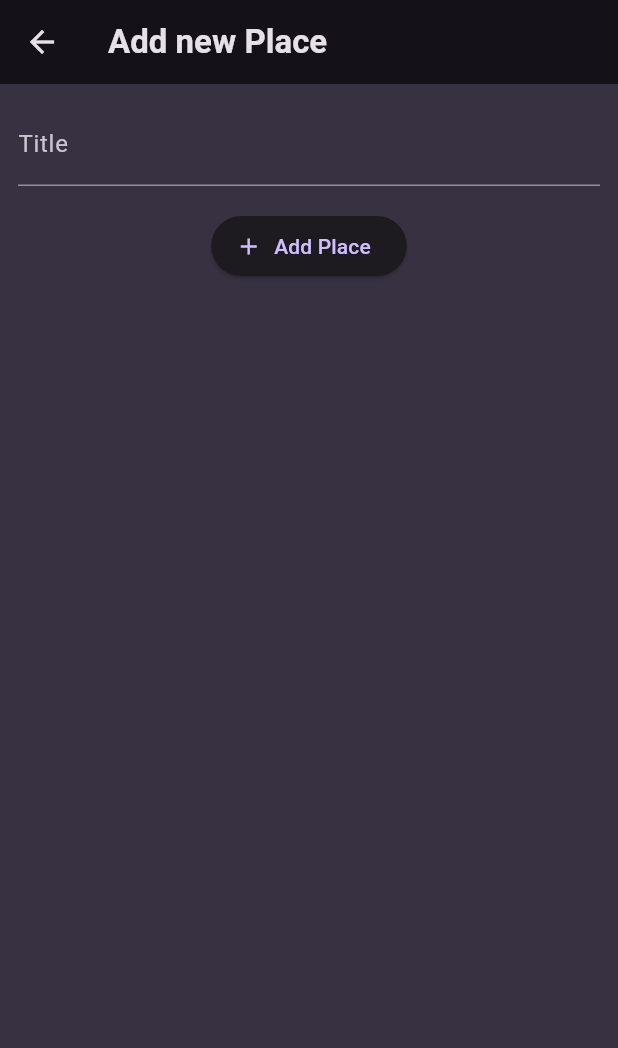
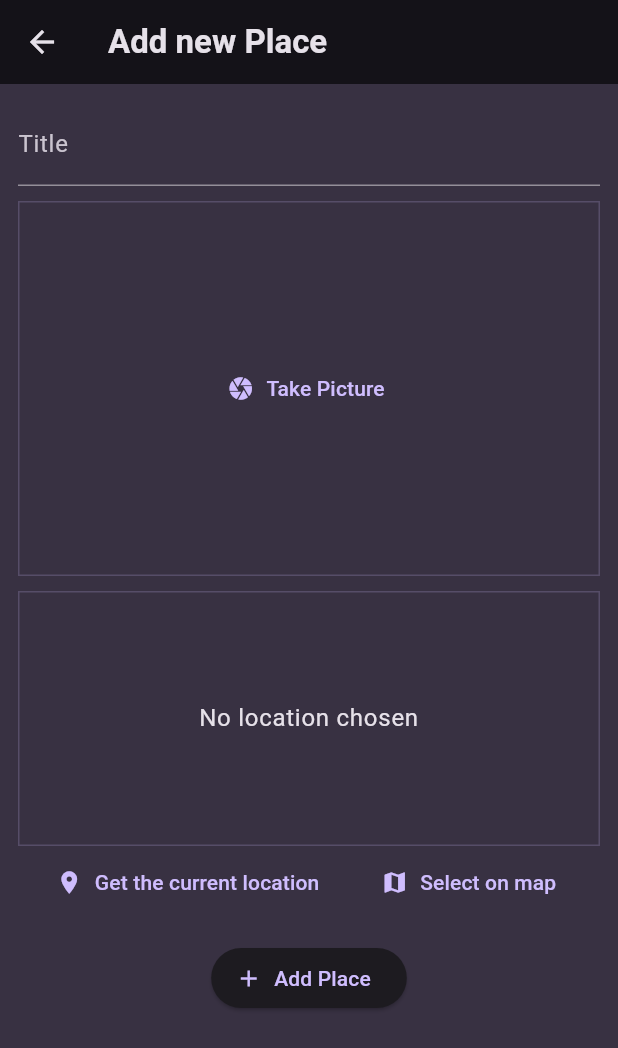
Before and after one commit to MarquinhoCF/flutter_projects, a Flutter app: the AddPlaceScreen screen opened directly, on a phone screen of 412 x 824 dp. Shown: the top 1048 px of the screen. Run offline on Flutter 3.47's test engine with Material 3 defaults, Android fonts, the phone set to English and light mode, and no system bars; our stand-ins replace flutter_riverpod, google_fonts, google_maps_flutter, image_picker, location, sqflite and 1 more; accounts and stored records are empty.

Commit message:
Finalização do App Favorite Places

```diff
--- a/favorite_places/lib/models/place.dart
+++ b/favorite_places/lib/models/place.dart
@@ -1,10 +1,30 @@
 import 'package:uuid/uuid.dart';
+import 'dart:io';
 
 const uuid = Uuid();
 
+class PlaceLocation {
+  const PlaceLocation({
+    required this.latitude,
+    required this.longitude,
+    required this.address,
+  });
+
+  final double latitude;
+  final double longitude;
+  final String address;
+}
+
 class Place {
-  Place({required this.title}) : id = uuid.v4();
+  Place({
+    required this.title,
+    required this.image,
+    required this.location,
+    id,
+  }) : id = id ?? uuid.v4();
 
   final String id;
   final String title;
+  final File image;
+  final PlaceLocation location;
 }
--- a/favorite_places/lib/screens/add_place.dart
+++ b/favorite_places/lib/screens/add_place.dart
@@ -1,4 +1,9 @@
+import 'dart:io';
+
+import 'package:favorite_places/models/place.dart';
 import 'package:favorite_places/providers/user_places.dart';
+import 'package:favorite_places/widgets/image_input.dart';
+import 'package:favorite_places/widgets/location_input.dart';
 import 'package:flutter/material.dart';
 import 'package:flutter_riverpod/flutter_riverpod.dart';
 
@@ -13,15 +18,23 @@ class AddPlaceScreen extends ConsumerStatefulWidget {
 
 class _AddPlaceScreenState extends ConsumerState<AddPlaceScreen> {
   final _titleController = TextEditingController();
+  File? _selectedImage;
+  PlaceLocation? _selectedLocation;
 
   void _savePlace() {
     final enteredText = _titleController.text;
 
-    if (enteredText.isEmpty) {
+    if (enteredText.isEmpty ||
+        _selectedImage == null ||
+        _selectedLocation == null) {
       return;
     }
 
-    ref.read(userPlacesProvider.notifier).addPlace(enteredText);
+    ref.read(userPlacesProvider.notifier).addPlace(
+          enteredText,
+          _selectedImage!,
+          _selectedLocation!,
+        );
 
     Navigator.of(context).pop();
   }
@@ -49,6 +62,18 @@ class _AddPlaceScreenState extends ConsumerState<AddPlaceScreen> {
                 color: Theme.of(context).colorScheme.onBackground,
               ),
             ),
+            const SizedBox(height: 10),
+            ImageInput(
+              onPickImage: (image) {
+                _selectedImage = image;
+              },
+            ),
+            const SizedBox(height: 10),
+            LocationInput(
+              onSelectLocation: (location) {
+                _selectedLocation = location;
+              },
+            ),
             const SizedBox(height: 16),
             ElevatedButton.icon(
               onPressed: _savePlace,
--- /dev/null
+++ b/favorite_places/lib/widgets/image_input.dart
@@ -0,0 +1,69 @@
+import 'dart:io';
+
+import 'package:flutter/material.dart';
+import 'package:image_picker/image_picker.dart';
+
+class ImageInput extends StatefulWidget {
+  const ImageInput({super.key, required this.onPickImage});
+
+  final void Function(File image) onPickImage;
+
+  @override
+  State<ImageInput> createState() {
+    return _ImageInputState();
+  }
+}
+
+class _ImageInputState extends State<ImageInput> {
+  File? _selectedImage;
+
+  void _takePicture() async {
+    final imagePicker = ImagePicker();
+    final pickedImage =
+        await imagePicker.pickImage(source: ImageSource.camera, maxWidth: 600);
+
+    if (pickedImage == null) {
+      return;
+    }
+
+    setState(() {
+      _selectedImage = File(pickedImage.path);
+    });
+
+    widget.onPickImage(_selectedImage!);
+  }
+
+  @override
+  Widget build(BuildContext context) {
+    Widget content = TextButton.icon(
+      icon: const Icon(Icons.camera),
+      label: const Text('Take Picture'),
+      onPressed: _takePicture,
+    );
+
+    if (_selectedImage != null) {
+      content = GestureDetector(
+        onTap: _takePicture,
+        child: Image.file(
+          _selectedImage!,
+          fit: BoxFit.cover,
+          width: double.infinity,
+          height: double.infinity,
+        ),
+      );
+    }
+
+    return Container(
+      decoration: BoxDecoration(
+        border: Border.all(
+          width: 1,
+          color: Theme.of(context).colorScheme.primary.withOpacity(0.2),
+        ),
+      ),
+      height: 250,
+      width: double.infinity,
+      alignment: Alignment.center,
+      child: content,
+    );
+  }
+}
--- /dev/null
+++ b/favorite_places/lib/widgets/location_input.dart
@@ -0,0 +1,161 @@
+import 'dart:convert';
+
+import 'package:favorite_places/models/place.dart';
+import 'package:favorite_places/screens/map.dart';
+import 'package:flutter/material.dart';
+import 'package:google_maps_flutter/google_maps_flutter.dart';
+import 'package:location/location.dart';
+import 'package:http/http.dart' as http;
+
+class LocationInput extends StatefulWidget {
+  const LocationInput({super.key, required this.onSelectLocation});
+
+  final Function(PlaceLocation location) onSelectLocation;
+
+  @override
+  State<LocationInput> createState() {
+    return _LocationInputState();
+  }
+}
+
+class _LocationInputState extends State<LocationInput> {
+  PlaceLocation? _pickedLocation;
+  var _isGettingLocation = false;
+
+  String get locationImage {
+    if (_pickedLocation == null) {
+      return '';
+    }
+    final lat = _pickedLocation!.latitude;
+    final lng = _pickedLocation!.longitude;
+    return 'https://maps.googleapis.com/maps/api/staticmap?center$lat,$lng=&zoom=13&size=600x300&maptype=roadmap&markers=color:red%7Clabel:A%7C$lat,$lng&key=YOUR_API_KEY';
+  }
+
+  void _getCurrentLocation() async {
+    Location location = Location();
+
+    bool serviceEnabled;
+    PermissionStatus permissionGranted;
+    LocationData locationData;
+
+    serviceEnabled = await location.serviceEnabled();
+    if (!serviceEnabled) {
+      serviceEnabled = await location.requestService();
+      if (!serviceEnabled) {
+        return;
+      }
+    }
+
+    permissionGranted = await location.hasPermission();
+    if (permissionGranted == PermissionStatus.denied) {
+      permissionGranted = await location.requestPermission();
+      if (permissionGranted != PermissionStatus.granted) {
+        return;
+      }
+    }
+
+    setState(() {
+      _isGettingLocation = true;
+    });
+
+    locationData = await location.getLocation();
+
+    final lat = locationData.latitude;
+    final lng = locationData.longitude;
+
+    if (lat == null || lng == null) {
+      return;
+    }
+
+    _savePlace(lat, lng);
+  }
+
+  Future _savePlace(double latitude, double longitude) async {
+    final url = Uri.parse(
+        'https://maps.googleapis.com/maps/api/geocode/json?latlng=$latitude,$longitude&key=YOUR_KEY');
+    final response = await http.get(url);
+    final resData = json.decode(response.body);
+    final address = resData['results'][0]['formatted_address'];
+
+    setState(() {
+      _pickedLocation = PlaceLocation(
+        latitude: latitude,
+        longitude: longitude,
+        address: address,
+      );
+      _isGettingLocation = false;
+    });
+
+    widget.onSelectLocation(_pickedLocation!);
+  }
+
+  void _selectOnMap() async {
+    final pickedLocation = await Navigator.of(context).push<LatLng>(
+      MaterialPageRoute(
+        builder: (context) => const MapScreen(),
+      ),
+    );
+
+    if (pickedLocation == null) {
+      return;
+    }
+
+    _savePlace(pickedLocation.latitude, pickedLocation.longitude);
+  }
+
+  @override
+  Widget build(BuildContext context) {
+    Widget previewContent = Text(
+      'No location chosen',
+      textAlign: TextAlign.center,
+      style: Theme.of(context).textTheme.bodyLarge!.copyWith(
+            color: Theme.of(context).colorScheme.onBackground,
+          ),
+    );
+
+    if (_pickedLocation != null) {
+      previewContent = Image.network(
+        locationImage,
+        fit: BoxFit.cover,
+        width: double.infinity,
+        height: double.infinity,
+      );
+    }
+
+    if (_isGettingLocation) {
+      previewContent = const CircularProgressIndicator();
+    }
+
+    return Column(
+      children: [
+        Container(
+          height: 170,
+          width: double.infinity,
+          alignment: Alignment.center,
+          decoration: BoxDecoration(
+            border: Border.all(
+              width: 1,
+              color: Theme.of(context).colorScheme.primary.withOpacity(0.2),
+            ),
+          ),
+          child: previewContent,
+        ),
+        Row(
+          mainAxisAlignment: MainAxisAlignment.spaceEvenly,
+          children: [
+            TextButton.icon(
+              icon: const Icon(Icons.location_on),
+              label: const Text('Get the current location'),
+              onPressed: _getCurrentLocation,
+            ),
+            TextButton.icon(
+              icon: const Icon(Icons.map),
+              label: const Text('Select on map'),
+              onPressed: _selectOnMap,
+            ),
+          ],
+        )
+      ],
+    );
+  }
+}
```
Also changed, not shown: favorite_places/lib/providers/user_places.dart (+59 -3 lines), favorite_places/lib/screens/map.dart (added, +73 -0 lines), favorite_places/lib/screens/places.dart (+30 -4 lines), favorite_places/lib/screens/places_detais.dart (+63 -7 lines), favorite_places/lib/widgets/places_list.dart (+10 -0 lines), favorite_places/pubspec.yaml (+7 -0 lines), favorite_places/pubspec.lock, 10 other files.
